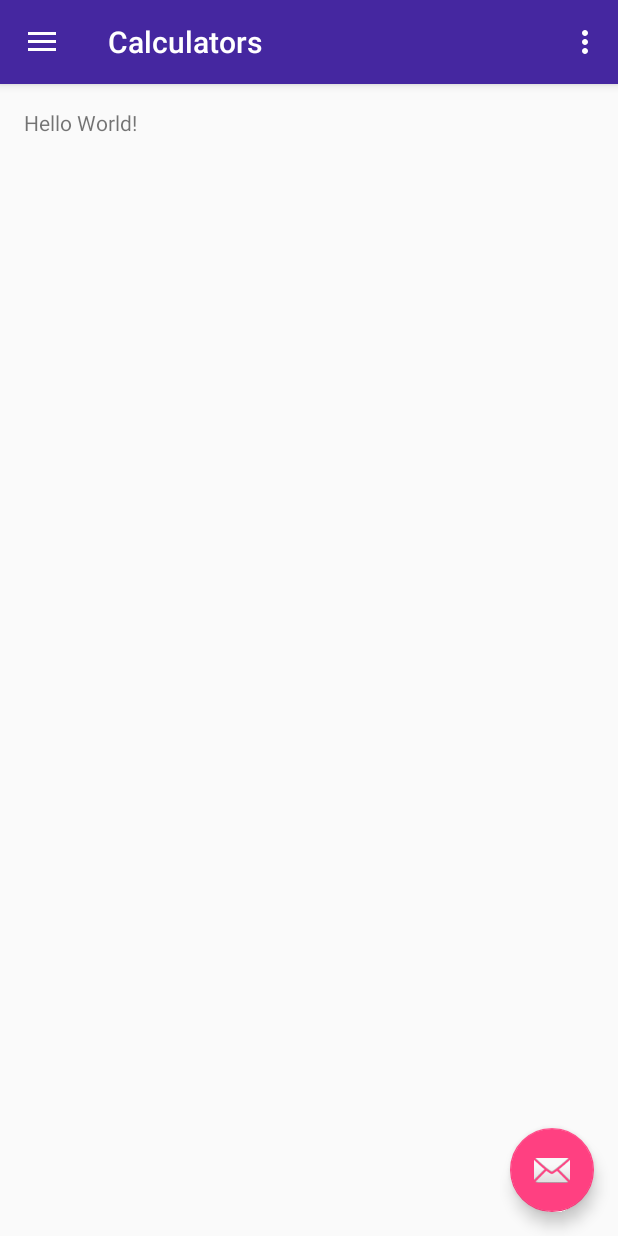
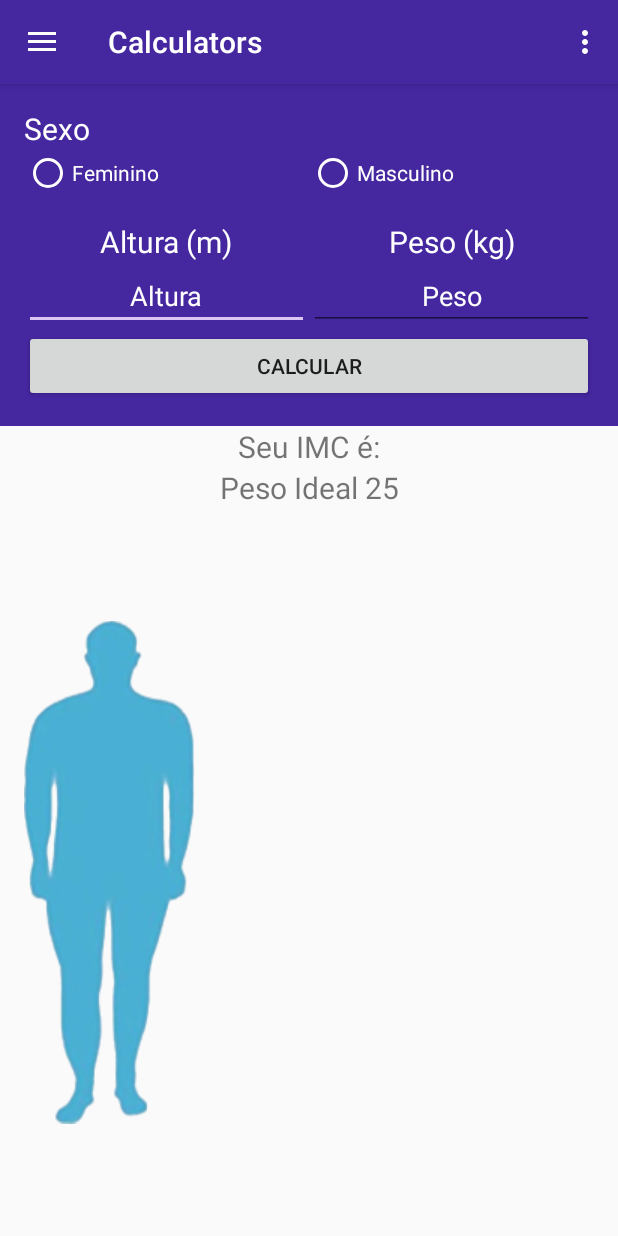
Before and after one commit to fernandesayla/Calculators, an Android app: the screen it shows after launch (MainActivity), in the side drawer, after a tap on "Peso", on a phone screen of 412 x 824 dp. Run offline under Robolectric (Android 15) with nearby library versions, the phone set to English and light mode, and no system bars.

Commit message:
Aula Ultima

```diff
--- a/app/src/main/java/com/example/logonrm/calculators/IMCFragment.java
+++ b/app/src/main/java/com/example/logonrm/calculators/IMCFragment.java
@@ -6,6 +6,7 @@ import android.support.v4.app.Fragment;
 import android.view.LayoutInflater;
 import android.view.View;
 import android.view.ViewGroup;
+import android.widget.EditText;
 
 
 /**
@@ -18,12 +19,19 @@ public class IMCFragment extends Fragment {
         // Required empty public constructor
     }
 
-
+    public  EditText etAltura;
     @Override
     public View onCreateView(LayoutInflater inflater, ViewGroup container,
                              Bundle savedInstanceState) {
         // Inflate the layout for this fragment
-        return inflater.inflate(R.layout.fragment_imc, container, false);
+        View v = inflater.inflate(R.layout.fragment_imc , container, false);
+
+        etAltura = (EditText) v.findViewById(R.id.etAltura);
+        return v;
+
+
+
+       // return inflater.inflate(R.layout.fragment_imc, container, false);
     }
 
 }
--- a/app/src/main/java/com/example/logonrm/calculators/MainActivity.java
+++ b/app/src/main/java/com/example/logonrm/calculators/MainActivity.java
@@ -3,6 +3,9 @@ package com.example.logonrm.calculators;
 import android.os.Bundle;
 import android.support.design.widget.FloatingActionButton;
 import android.support.design.widget.Snackbar;
+import android.support.v4.app.Fragment;
+import android.support.v4.app.FragmentManager;
+import android.support.v4.app.FragmentTransaction;
 import android.view.View;
 import android.support.design.widget.NavigationView;
 import android.support.v4.view.GravityCompat;
@@ -23,14 +26,14 @@ public class MainActivity extends AppCompatActivity
         Toolbar toolbar = (Toolbar) findViewById(R.id.toolbar);
         setSupportActionBar(toolbar);
 
-        FloatingActionButton fab = (FloatingActionButton) findViewById(R.id.fab);
+      /*  FloatingActionButton fab = (FloatingActionButton) findViewById(R.id.fab);
         fab.setOnClickListener(new View.OnClickListener() {
             @Override
             public void onClick(View view) {
                 Snackbar.make(view, "Replace with your own action", Snackbar.LENGTH_LONG)
                         .setAction("Action", null).show();
             }
-        });
+        });*/
 
         DrawerLayout drawer = (DrawerLayout) findViewById(R.id.drawer_layout);
         ActionBarDrawerToggle toggle = new ActionBarDrawerToggle(
@@ -79,23 +82,23 @@ public class MainActivity extends AppCompatActivity
     public boolean onNavigationItemSelected(MenuItem item) {
         // Handle navigation view item clicks here.
         int id = item.getItemId();
-
-        if (id == R.id.nav_imc) {
-            // Handle the camera action
-
-        } else if (id == R.id.nav_calculadora) {
+        switch (id){
+            case R.id.nav_imc:
+                changeFragment(new IMCFragment());
+        }
 
 
-        } else if (id == R.id.nav_medida) {
 
-        } else if (id == R.id.nav_peso) {
-
-        }else if (id == R.id.nav_temperatura) {
-
-        }
 
         DrawerLayout drawer = (DrawerLayout) findViewById(R.id.drawer_layout);
         drawer.closeDrawer(GravityCompat.START);
         return true;
     }
+
+    private void changeFragment(Fragment fragment){
+        FragmentManager fragmentManager = getSupportFragmentManager();
+        FragmentTransaction fragmentTransaction = fragmentManager.beginTransaction();
+        fragmentTransaction.replace(R.id.content_main, fragment);
+        fragmentTransaction.commit();
+    }
 }
--- a/app/src/main/res/layout/app_bar_main.xml
+++ b/app/src/main/res/layout/app_bar_main.xml
@@ -23,12 +23,12 @@
 
     <include layout="@layout/content_main" />
 
-    <android.support.design.widget.FloatingActionButton
+  <!--  <android.support.design.widget.FloatingActionButton
         android:id="@+id/fab"
         android:layout_width="wrap_content"
         android:layout_height="wrap_content"
         android:layout_gravity="bottom|end"
         android:layout_margin="@dimen/fab_margin"
-        app:srcCompat="@android:drawable/ic_dialog_email" />
+        app:srcCompat="@android:drawable/ic_dialog_email" />-->
 
 </android.support.design.widget.CoordinatorLayout>
--- a/app/src/main/res/layout/content_main.xml
+++ b/app/src/main/res/layout/content_main.xml
@@ -5,16 +5,10 @@
     android:id="@+id/content_main"
     android:layout_width="match_parent"
     android:layout_height="match_parent"
-    android:paddingBottom="@dimen/activity_vertical_margin"
-    android:paddingLeft="@dimen/activity_horizontal_margin"
-    android:paddingRight="@dimen/activity_horizontal_margin"
-    android:paddingTop="@dimen/activity_vertical_margin"
+
     app:layout_behavior="@string/appbar_scrolling_view_behavior"
     tools:context="com.example.logonrm.calculators.MainActivity"
     tools:showIn="@layout/app_bar_main">
 
-    <TextView
-        android:layout_width="wrap_content"
-        android:layout_height="wrap_content"
-        android:text="Hello World!" />
+
 </RelativeLayout>
--- a/app/src/main/res/layout/fragment_imc.xml
+++ b/app/src/main/res/layout/fragment_imc.xml
@@ -2,30 +2,42 @@
     xmlns:tools="http://schemas.android.com/tools"
     android:layout_width="match_parent"
     android:layout_height="match_parent"
+    xmlns:app="http://schemas.android.com/apk/res-auto"
     tools:context="com.example.logonrm.calculators.IMCFragment"
     android:orientation="vertical"
-    android:padding="16dp"
+
     >
-
+    <LinearLayout
+        android:layout_width="match_parent"
+        android:layout_height="wrap_content"
+        android:orientation="vertical"
+        android:padding="16dp"
+        android:background="@color/colorPrimary">
     <!-- TODO: Update blank fragment layout -->
     <TextView
         android:layout_width="match_parent"
         android:layout_height="wrap_content"
         android:text="Sexo"
+        android:textColor="#FFF"
         android:textSize="20sp" />
     <RadioGroup
+        android:background="@color/colorPrimary"
         android:layout_width="match_parent"
         android:layout_height="wrap_content"
         android:orientation="horizontal">
         <RadioButton
+            android:buttonTint="#FFF"
             android:layout_width="match_parent"
             android:layout_height="wrap_content"
             android:layout_weight="0.5"
+            android:textColor="#FFF"
             android:text="Feminino"/>
         <RadioButton
             android:layout_width="match_parent"
             android:layout_height="wrap_content"
             android:layout_weight="0.5"
+            android:textColor="#FFF"
+            android:buttonTint="#FFF"
             android:text="Masculino"/>
     </RadioGroup>
     <LinearLayout
@@ -33,9 +45,11 @@
         android:layout_width="match_parent"
         android:layout_height="wrap_content">
         <TextView
+            android:textColor="#FFF"
             android:layout_width="match_parent"
             android:layout_height="wrap_content"
             android:text="Altura (m)"
+
             android:layout_gravity="center"
             android:textAlignment="center"
             android:textSize="20sp"
@@ -47,31 +61,37 @@
             android:layout_gravity="center"
             android:textAlignment="center"
             android:textSize="20sp"
+            android:textColor="#FFF"
             android:text="Peso (kg)" />
     </LinearLayout>
 
     <LinearLayout
         android:layout_width="match_parent"
         android:layout_height="wrap_content">
+
         <EditText
             android:layout_width="match_parent"
             android:layout_height="wrap_content"
             android:layout_weight="0.5"
             android:gravity="center"
-            android:text="Peso"/>
+            android:textColor="#FFF"
+            android:id="@+id/etAltura"
+            android:text="Altura"
+            />
         <EditText
+            android:textColor="#FFF"
             android:layout_width="match_parent"
             android:layout_height="wrap_content"
             android:layout_weight="0.5"
             android:gravity="center"
-            android:text="Altura"
-            />
+            android:id="@+id/etPeso"
+            android:text="Peso"/>
     </LinearLayout>
     <Button
         android:layout_width="match_parent"
         android:layout_height="wrap_content"
         android:text="calcular"/>
-
+    </LinearLayout>
     <TextView
         android:layout_width="match_parent"
         android:layout_height="wrap_content"
@@ -84,14 +104,13 @@
         android:layout_width="match_parent"
         android:layout_height="wrap_content"
         android:layout_gravity="center"
-
-        android:text="Peso Ideal:"
+        android:text="Peso Ideal 25"
         android:textAlignment="center"
         android:textSize="20sp" />
     <ImageView
         android:layout_width="wrap_content"
         android:layout_height="match_parent"
-        android:src="@drawable/girl"
+        android:src="@drawable/ideal"
         android:padding="16dp"
          />
 
--- a/app/src/main/res/values/colors.xml
+++ b/app/src/main/res/values/colors.xml
@@ -2,5 +2,5 @@
 <resources>
     <color name="colorPrimary">#4527a0</color>
     <color name="colorPrimaryDark">#311b92</color>
-    <color name="colorAccent">#FF4081</color>
+    <color name="colorAccent">#dac5f5</color>
 </resources>
```
Also changed, not shown: app/src/main/res/drawable/abaixo.png (added), app/src/main/res/drawable/ideal.png (added), app/src/main/res/drawable/magreza.png (added), app/src/main/res/drawable/obesidade.png (added), app/src/main/res/drawable/sobre.png (added).
